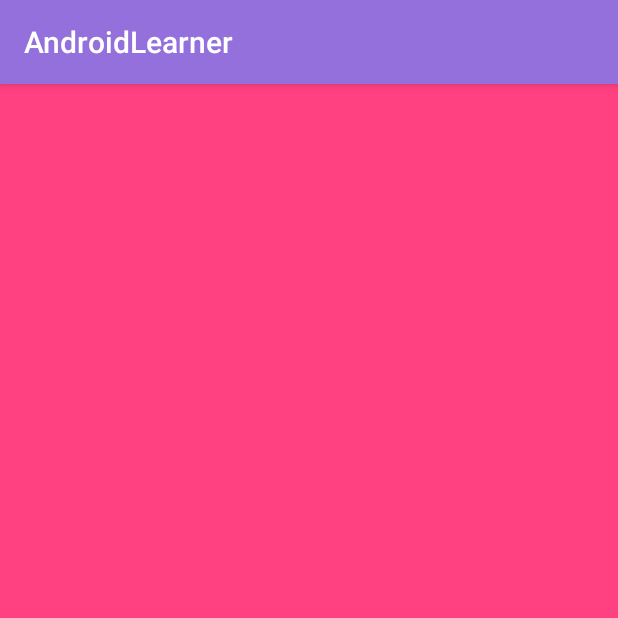
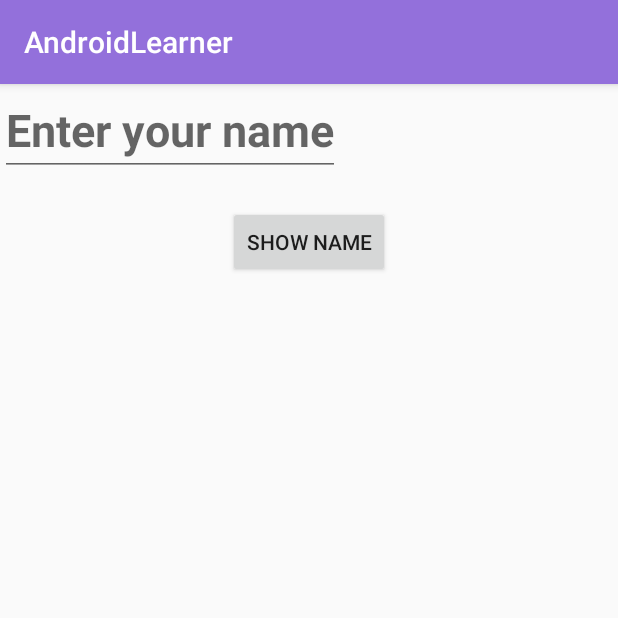
Before and after one commit to umerhassan2426/App, an Android app: the fragment editplay placed in its activity, on a phone screen of 412 x 824 dp, the top half of it. Run offline under Robolectric (Android 15) with nearby library versions, the phone set to English and light mode, and no system bars.

Commit message:
UPDATED UI CONTROLS

```diff
--- a/app/src/main/java/com/example/ummiiii/androidlearner/editplay.java
+++ b/app/src/main/java/com/example/ummiiii/androidlearner/editplay.java
@@ -6,6 +6,9 @@ import android.support.v4.app.Fragment;
 import android.view.LayoutInflater;
 import android.view.View;
 import android.view.ViewGroup;
+import android.widget.Button;
+import android.widget.EditText;
+import android.widget.TextView;
 
 
 /**
@@ -23,7 +26,20 @@ public class editplay extends Fragment {
     public View onCreateView(LayoutInflater inflater, ViewGroup container,
                              Bundle savedInstanceState) {
         // Inflate the layout for this fragment
-        return inflater.inflate(R.layout.fragment_editplay, container, false);
+        View view = inflater.inflate(R.layout.fragment_editplay, container, false);
+        final EditText edittext = (EditText) view.findViewById(R.id.editText);
+        final TextView text = (TextView)view.findViewById(R.id.textViewedit);
+        Button btn = (Button) view.findViewById(R.id.showbtn);
+        btn.setOnClickListener(new View.OnClickListener() {
+            @Override
+            public void onClick(View v) {
+                String name = edittext.getText().toString();
+
+                text.setText("Your Name :"+name);
+
+            }
+        });
+        return view;
     }
 
 }
--- a/app/src/main/res/layout/app_bar_main.xml
+++ b/app/src/main/res/layout/app_bar_main.xml
@@ -34,8 +34,7 @@
             android:clickable="false"
             android:text="Quiz"
 
-            android:textStyle="bold"
-            android:textAlignment="center" />
+            android:textStyle="bold" />
         </android.support.design.widget.TabLayout>
 
 
--- a/app/src/main/res/layout/fragment_editplay.xml
+++ b/app/src/main/res/layout/fragment_editplay.xml
@@ -4,13 +4,32 @@
     android:layout_width="match_parent"
     android:layout_height="match_parent"
     tools:context=".editplay">
-
-    <!-- TODO: Update blank fragment layout -->
+    <EditText
+        android:id="@+id/editText"
+        android:layout_width="wrap_content"
+        android:layout_height="wrap_content"
+        android:hint="Enter your name"
+        android:inputType="text"
+        android:textSize="30sp"
+        android:textColor="@color/Heading"
+        android:textStyle="bold"/>
+    <Button
+        android:layout_centerVertical="true"
+        android:layout_centerHorizontal="true"
+        android:layout_below="@+id/editText"
+        android:id="@+id/showbtn"
+        android:layout_width="wrap_content"
+        android:layout_height="wrap_content"
+        android:layout_gravity="center"
+        android:layout_marginTop="20dp"
+        android:text="Show Name" />
     <TextView
-        android:layout_width="match_parent"
-        android:layout_height="match_parent"
-        android:background="@color/colorAccent"
-
-        />
-
+        android:layout_centerVertical="true"
+        android:layout_centerHorizontal="true"
+        android:paddingTop="10dp"
+        android:layout_below="@+id/showbtn"
+        android:id="@+id/textViewedit"
+        android:layout_width="wrap_content"
+        android:layout_height="wrap_content"
+        android:textAppearance="?android:attr/textAppearanceLarge" />
 </RelativeLayout>
```
Also changed, not shown: app/src/main/java/com/example/ummiiii/androidlearner/autoplay.java (+13 -1 lines), app/src/main/java/com/example/ummiiii/androidlearner/btnplay.java (+11 -1 lines), app/src/main/java/com/example/ummiiii/androidlearner/imgplay.java (+14 -1 lines), app/src/main/java/com/example/ummiiii/androidlearner/play.java (+11 -1 lines), app/src/main/res/layout/fragment_activitylifecycle.xml (+10 -6 lines), app/src/main/res/layout/fragment_autoplay.xml (+22 -7 lines), app/src/main/res/layout/fragment_btnplay.xml (+10 -7 lines), app/src/main/res/layout/fragment_imgplay.xml (+14 -6 lines), app/src/main/res/layout/fragment_play.xml (+11 -6 lines), app/src/main/res/drawable/androidlogo.png (added).
